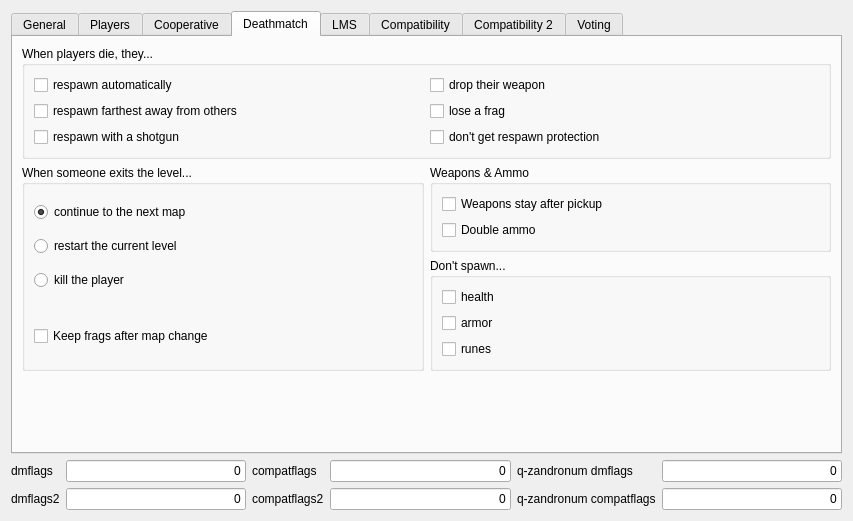
The window that src/plugins/zandronumq/createserverdialogpages/flagspage.ui (DoomseekerTeam/Doomseeker) describes before a commit, drawn with Qt 5.
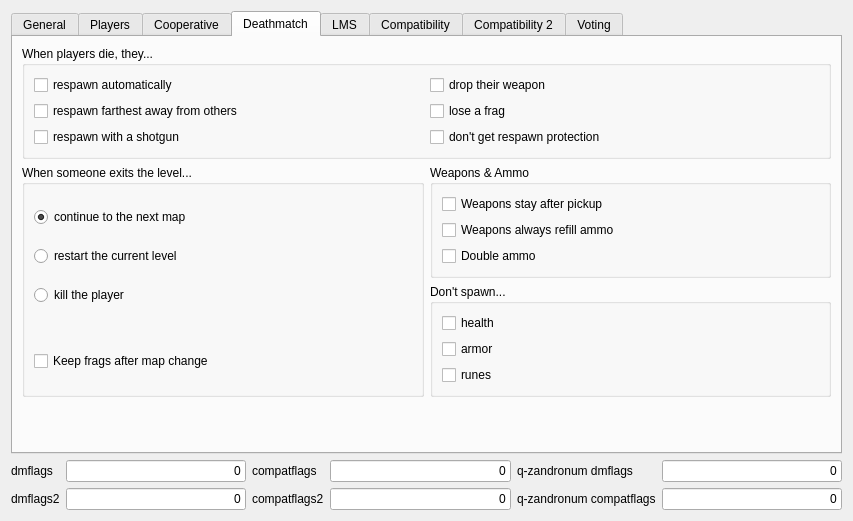
The same window after the commit. The open tabs and pages were chosen to show the change. Custom widgets are drawn as their Qt base class.

Commit message: Added "Weapons always refill ammo" flag

The edit to the form file:
```diff
--- a/src/plugins/zandronumq/createserverdialogpages/flagspage.ui
+++ b/src/plugins/zandronumq/createserverdialogpages/flagspage.ui
@@ -1033,6 +1033,13 @@
                 </property>
                </widget>
               </item>
+              <item>
+               <widget class="QCheckBox" name="cbWeaponsStayRefill">
+                <property name="text">
+                 <string>Weapons always refill ammo</string>
+                </property>
+               </widget>
+              </item>
               <item>
                <widget class="QCheckBox" name="cbDoubleAmmo">
                 <property name="text">
```
Left out of the diff: 19 changed lines with no effect on the pictures. The commit also changes 6 other files.
